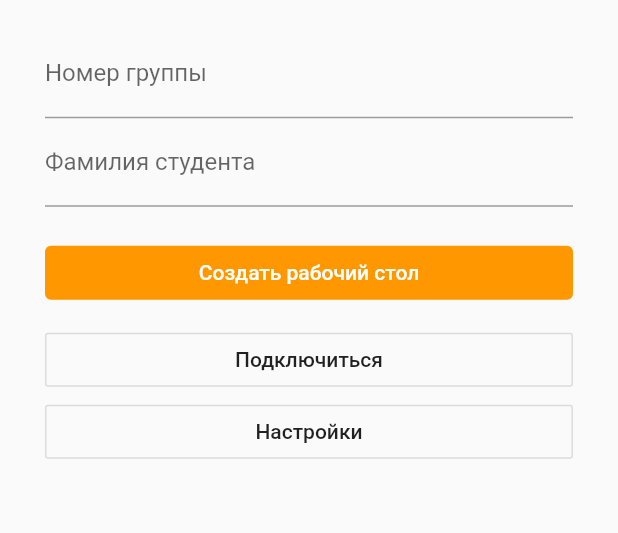
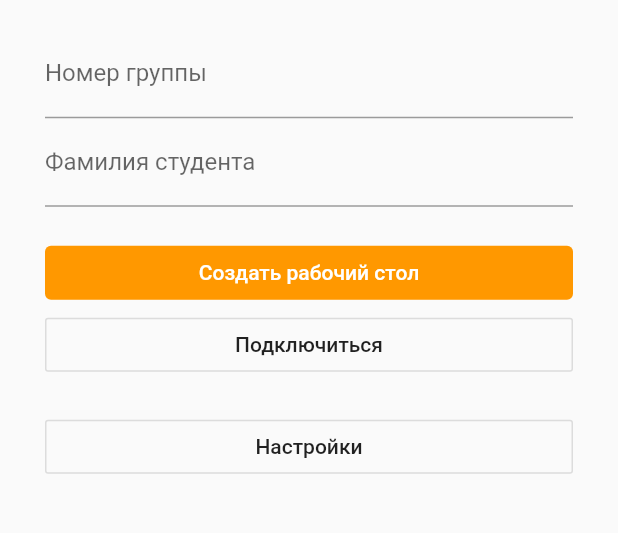
Before and after one commit to one-marker/gossamer, a Flutter app: the screen it shows after launch, on a phone screen of 412 x 824 dp, the part 212-745 px from its top. Run offline on Flutter 3.47's test engine with Material 2 defaults, Android fonts, the phone set to English and light mode, and no system bars; our stand-ins replace shared_preferences; Roboto replaces fonts that are missing (Quicksand).

```diff
--- a/lib/main.dart
+++ b/lib/main.dart
@@ -1,7 +1,7 @@
 import 'dart:core';
 
 import 'package:flutter/material.dart';
-import 'package:frontend/theme.dart';
+import 'file:///Users/marker/VucProjects/frontend/util/theme.dart';
 
 import 'pages/home_page.dart';
 
--- a/lib/pages/home_page.dart
+++ b/lib/pages/home_page.dart
@@ -6,7 +6,7 @@ import 'package:flutter/material.dart';
 import 'package:frontend/vnc_install.dart';
 import 'package:frontend/pages/settings_page.dart';
 import 'package:http/http.dart' as http;
-import 'package:frontend/config/settingsUtil.dart';
+import 'package:frontend/utils/settingsUtil.dart';
 
 class MyHomePage extends StatefulWidget {
   MyHomePage({Key key, this.title}) : super(key: key);
@@ -260,9 +260,7 @@ class _MyHomePageState extends State<MyHomePage> {
               },
               child: Text('Создать рабочий стол'),
             ),
-            SizedBox(
-              height: 10.0,
-            ),
+
             OutlineButton(
               onPressed: () {
                 launchVNC(this.context, connectionUrl);
@@ -271,6 +269,9 @@ class _MyHomePageState extends State<MyHomePage> {
                 'Подключиться',
                 textAlign: TextAlign.center,
               ),
+            ),
+            SizedBox(
+              height: 20.0,
             ),
             OutlineButton(
               onPressed: () {
--- a/lib/pages/settings_page.dart
+++ b/lib/pages/settings_page.dart
@@ -2,7 +2,7 @@ import 'dart:convert';
 
 import 'package:flutter/cupertino.dart';
 import 'package:flutter/material.dart';
-import 'package:frontend/config/settingsUtil.dart';
+import 'package:frontend/utils/settingsUtil.dart';
 
 
 
--- a/lib/config/settingsUtil.dart
+++ b/lib/utils/settingsUtil.dart
@@ -1,8 +1,8 @@
+import 'package:shared_preferences/shared_preferences.dart';
+
 /*
   * It saves the int value to the local memory.
   * */
-import 'package:shared_preferences/shared_preferences.dart';
-
 Future<String> getIntFromLocalMemory(String key) async {
   var pref = await SharedPreferences.getInstance();
   var value = pref.getString(key) ??  "";
--- a/lib/theme.dart
+++ b/util/theme.dart
@@ -1,5 +1,5 @@
 import 'package:flutter/material.dart';
-import 'package:frontend/utils.dart';
+import 'file:///Users/marker/VucProjects/frontend/util/fonts.dart';
 
 import 'colours.dart';
 
```
Also changed, not shown: util/colours.dart (renamed from lib/colours.dart), util/fonts.dart (renamed from lib/utils.dart), 2 other files.
